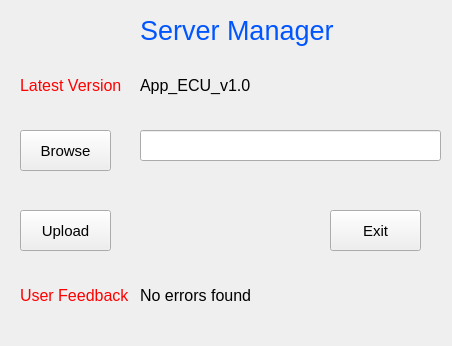
The window that Server/GUI/App.ui (YehiaEhab16/FOTA_Graduation-Project-2022) describes before a commit, drawn with Qt 5.
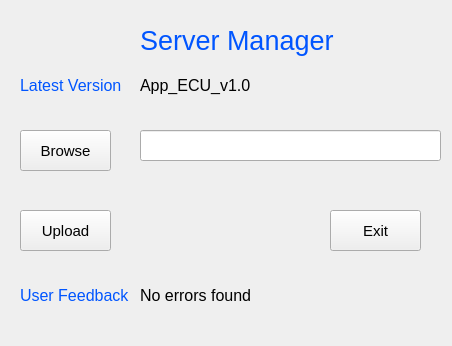
The same window after the commit. Icons and pictures are not drawn.

Patch:
```diff
--- a/Server/GUI/App.ui
+++ b/Server/GUI/App.ui
@@ -17,6 +17,9 @@
    <iconset>
     <normaloff>server.png</normaloff>server.png</iconset>
   </property>
+  <property name="autoFillBackground">
+   <bool>false</bool>
+  </property>
   <property name="styleSheet">
    <string notr="true">QProgressBar:horizontal {
     border: 1px solid #3A3939;
@@ -1328,7 +1331,7 @@
     </font>
    </property>
    <property name="styleSheet">
-    <string notr="true">color: rgb(255, 0, 0);</string>
+    <string notr="true">color: rgb(0, 85, 255);</string>
    </property>
    <property name="text">
     <string>Latest Version</string>
@@ -1356,7 +1359,7 @@
    <property name="geometry">
     <rect>
      <x>140</x>
-     <y>10</y>
+     <y>20</y>
      <width>271</width>
      <height>41</height>
     </rect>
@@ -1430,7 +1433,7 @@
     </font>
    </property>
    <property name="styleSheet">
-    <string notr="true">color: rgb(255, 0, 0);</string>
+    <string notr="true">color: rgb(0, 85, 255);</string>
    </property>
    <property name="text">
     <string>User Feedback</string>
```
Left out of the diff: 70 changed lines with no effect on the pictures.
